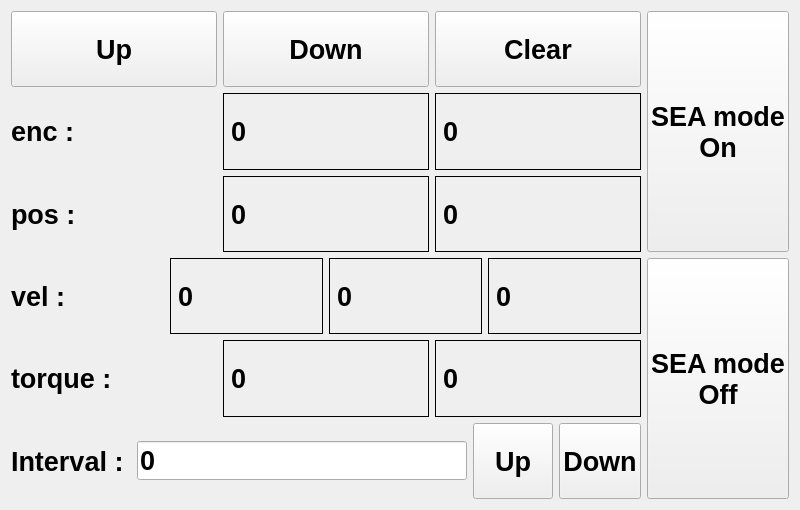
The window that controltest/form.ui (hajunsong/SEA-DTP7) describes before a commit, drawn with Qt 5.
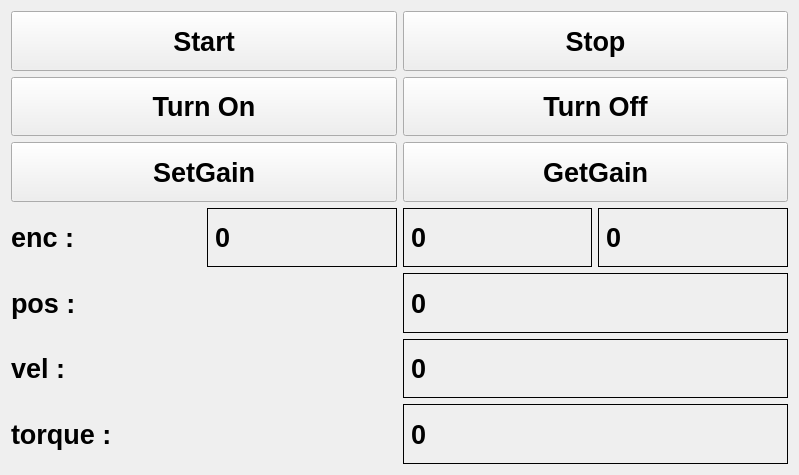
The same window after the commit.

Patch:
```diff
--- a/controltest/form.ui
+++ b/controltest/form.ui
@@ -6,8 +6,8 @@
    <rect>
     <x>0</x>
     <y>0</y>
-    <width>800</width>
-    <height>510</height>
+    <width>799</width>
+    <height>475</height>
    </rect>
   </property>
   <property name="sizePolicy">
@@ -27,8 +27,6 @@
   </property>
   <layout class="QGridLayout" name="gridLayout">
    <item row="0" column="0">
-    <layout class="QVBoxLayout" name="verticalLayout">
-     <item>
       <layout class="QHBoxLayout" name="horizontalLayout_5">
        <item>
         <widget class="QPushButton" name="btnUp">
@@ -44,7 +42,7 @@
           </font>
          </property>
          <property name="text">
-          <string>Up</string>
+        <string>Start</string>
          </property>
         </widget>
        </item>
@@ -62,12 +60,16 @@
           </font>
          </property>
          <property name="text">
-          <string>Down</string>
+        <string>Stop</string>
          </property>
         </widget>
        </item>
+    </layout>
+   </item>
+   <item row="1" column="0">
+    <layout class="QHBoxLayout" name="horizontalLayout_7">
        <item>
-        <widget class="QPushButton" name="btnClear">
+      <widget class="QPushButton" name="btnTurnOn">
          <property name="sizePolicy">
           <sizepolicy hsizetype="Minimum" vsizetype="Preferred">
            <horstretch>0</horstretch>
@@ -80,13 +82,71 @@
           </font>
          </property>
          <property name="text">
-          <string>Clear</string>
+        <string>Turn On</string>
          </property>
         </widget>
        </item>
-      </layout>
-     </item>
+     <item>
+      <widget class="QPushButton" name="btnTurnOff">
+       <property name="sizePolicy">
+        <sizepolicy hsizetype="Minimum" vsizetype="Preferred">
+         <horstretch>0</horstretch>
+         <verstretch>0</verstretch>
+        </sizepolicy>
+       </property>
+       <property name="font">
+        <font>
+         <pointsize>20</pointsize>
+        </font>
+       </property>
+       <property name="text">
+        <string>Turn Off</string>
+       </property>
+      </widget>
+     </item>
+    </layout>
+   </item>
+   <item row="2" column="0">
+    <layout class="QHBoxLayout" name="horizontalLayout_2">
      <item>
+      <widget class="QPushButton" name="btnSetGain">
+       <property name="sizePolicy">
+        <sizepolicy hsizetype="Minimum" vsizetype="Preferred">
+         <horstretch>0</horstretch>
+         <verstretch>0</verstretch>
+        </sizepolicy>
+       </property>
+       <property name="font">
+        <font>
+         <pointsize>20</pointsize>
+        </font>
+       </property>
+       <property name="text">
+        <string>SetGain</string>
+       </property>
+      </widget>
+     </item>
+     <item>
+      <widget class="QPushButton" name="btnGetGain">
+       <property name="sizePolicy">
+        <sizepolicy hsizetype="Minimum" vsizetype="Preferred">
+         <horstretch>0</horstretch>
+         <verstretch>0</verstretch>
+        </sizepolicy>
+       </property>
+       <property name="font">
+        <font>
+         <pointsize>20</pointsize>
+        </font>
+       </property>
+       <property name="text">
+        <string>GetGain</string>
+       </property>
+      </widget>
+     </item>
+    </layout>
+   </item>
+   <item row="3" column="0">
       <layout class="QHBoxLayout" name="horizontalLayout">
        <item>
         <widget class="QLabel" name="label">
@@ -130,9 +190,24 @@
          </property>
         </widget>
        </item>
-      </layout>
-     </item>
      <item>
+      <widget class="QLabel" name="txtEncDiff">
+       <property name="font">
+        <font>
+         <pointsize>20</pointsize>
+        </font>
+       </property>
+       <property name="frameShape">
+        <enum>QFrame::Box</enum>
+       </property>
+       <property name="text">
+        <string>0</string>
+       </property>
+      </widget>
+     </item>
+    </layout>
+   </item>
+   <item row="4" column="0">
       <layout class="QHBoxLayout" name="horizontalLayout_3">
        <item>
         <widget class="QLabel" name="label_3">
@@ -161,24 +236,9 @@
          </property>
         </widget>
        </item>
-       <item>
-        <widget class="QLabel" name="txtPosDeg">
-         <property name="font">
-          <font>
-           <pointsize>20</pointsize>
-          </font>
-         </property>
-         <property name="frameShape">
-          <enum>QFrame::Box</enum>
-         </property>
-         <property name="text">
-          <string>0</string>
-         </property>
-        </widget>
-       </item>
-      </layout>
-     </item>
-     <item>
+    </layout>
+   </item>
+   <item row="5" column="0">
       <layout class="QHBoxLayout" name="horizontalLayout_4">
        <item>
         <widget class="QLabel" name="label_4">
@@ -207,39 +267,9 @@
          </property>
         </widget>
        </item>
-       <item>
-        <widget class="QLabel" name="txtVelRPM">
-         <property name="font">
-          <font>
-           <pointsize>20</pointsize>
-          </font>
-         </property>
-         <property name="frameShape">
-          <enum>QFrame::Box</enum>
-         </property>
-         <property name="text">
-          <string>0</string>
-         </property>
-        </widget>
-       </item>
-       <item>
-        <widget class="QLabel" name="txtVelDeg">
-         <property name="font">
-          <font>
-           <pointsize>20</pointsize>
-          </font>
-         </property>
-         <property name="frameShape">
-          <enum>QFrame::Box</enum>
-         </property>
-         <property name="text">
-          <string>0</string>
-         </property>
-        </widget>
-       </item>
-      </layout>
-     </item>
-     <item>
+    </layout>
+   </item>
+   <item row="6" column="0">
       <layout class="QHBoxLayout" name="horizontalLayout_6">
        <item>
         <widget class="QLabel" name="label_5">
@@ -265,147 +295,6 @@
          </property>
          <property name="text">
           <string>0</string>
-         </property>
-        </widget>
-       </item>
-       <item>
-        <widget class="QLabel" name="txtTorNm">
-         <property name="font">
-          <font>
-           <pointsize>20</pointsize>
-          </font>
-         </property>
-         <property name="frameShape">
-          <enum>QFrame::Box</enum>
-         </property>
-         <property name="text">
-          <string>0</string>
-         </property>
-        </widget>
-       </item>
-      </layout>
-     </item>
-     <item>
-      <layout class="QHBoxLayout" name="horizontalLayout_7">
-       <item>
-        <widget class="QLabel" name="label_6">
-         <property name="font">
-          <font>
-           <pointsize>20</pointsize>
-          </font>
-         </property>
-         <property name="text">
-          <string>Interval : </string>
-         </property>
-        </widget>
-       </item>
-       <item>
-        <widget class="QLineEdit" name="txtInterval">
-         <property name="font">
-          <font>
-           <pointsize>20</pointsize>
-          </font>
-         </property>
-         <property name="text">
-          <string>0</string>
-         </property>
-        </widget>
-       </item>
-       <item>
-        <widget class="QPushButton" name="btnIntervalUp">
-         <property name="sizePolicy">
-          <sizepolicy hsizetype="Minimum" vsizetype="Preferred">
-           <horstretch>0</horstretch>
-           <verstretch>0</verstretch>
-          </sizepolicy>
-         </property>
-         <property name="font">
-          <font>
-           <pointsize>20</pointsize>
-          </font>
-         </property>
-         <property name="text">
-          <string>Up</string>
-         </property>
-        </widget>
-       </item>
-       <item>
-        <widget class="QPushButton" name="btnIntervalDown">
-         <property name="sizePolicy">
-          <sizepolicy hsizetype="Minimum" vsizetype="Preferred">
-           <horstretch>0</horstretch>
-           <verstretch>0</verstretch>
-          </sizepolicy>
-         </property>
-         <property name="font">
-          <font>
-           <pointsize>20</pointsize>
-          </font>
-         </property>
-         <property name="text">
-          <string>Down</string>
-         </property>
-        </widget>
-       </item>
-      </layout>
-     </item>
-    </layout>
-   </item>
-   <item row="0" column="1">
-    <layout class="QVBoxLayout" name="verticalLayout_2">
-     <item>
-      <widget class="QPushButton" name="btnOn">
-       <property name="sizePolicy">
-        <sizepolicy hsizetype="Minimum" vsizetype="Preferred">
-         <horstretch>0</horstretch>
-         <verstretch>0</verstretch>
-        </sizepolicy>
-       </property>
-       <property name="minimumSize">
-        <size>
-         <width>0</width>
-         <height>0</height>
-        </size>
-       </property>
-       <property name="maximumSize">
-        <size>
-         <width>160</width>
-         <height>16777215</height>
-        </size>
-       </property>
-       <property name="font">
-        <font>
-         <pointsize>20</pointsize>
-        </font>
-       </property>
-       <property name="text">
-        <string>SEA mode 
-On</string>
-       </property>
-      </widget>
-     </item>
-     <item>
-      <widget class="QPushButton" name="btnOff">
-       <property name="sizePolicy">
-        <sizepolicy hsizetype="Minimum" vsizetype="Preferred">
-         <horstretch>0</horstretch>
-         <verstretch>0</verstretch>
-        </sizepolicy>
-       </property>
-       <property name="maximumSize">
-        <size>
-         <width>160</width>
-         <height>16777215</height>
-        </size>
-       </property>
-       <property name="font">
-        <font>
-         <pointsize>20</pointsize>
-        </font>
-       </property>
-       <property name="text">
-        <string>SEA mode 
-Off</string>
        </property>
       </widget>
      </item>
```
Left out of the diff: 4 changed lines with no effect on the pictures. Lines whose indentation alone changed are shown as unchanged.
